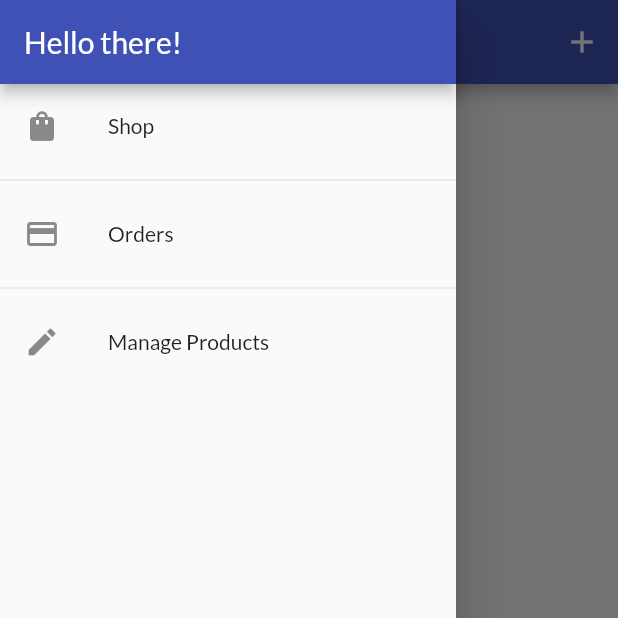
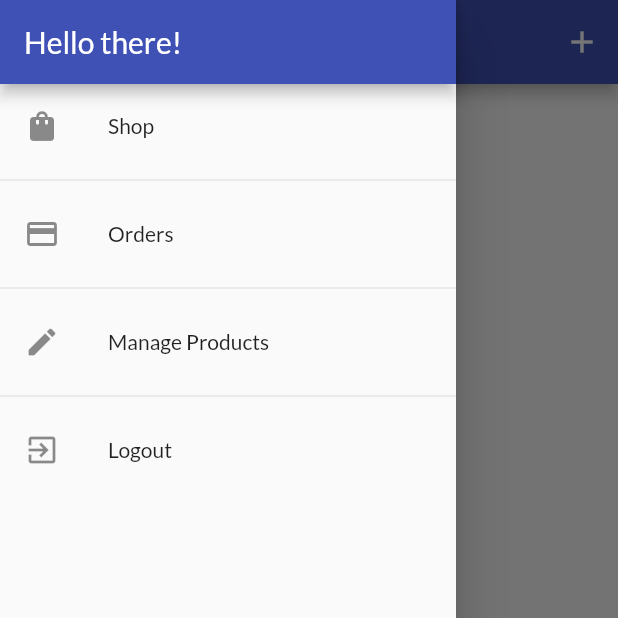
Before and after one commit to abubakrmuhammad/shop_app, a Flutter app: the UserProductsScreen screen opened by its route, with the side drawer open, on a phone screen of 412 x 824 dp, the top half of it. Run offline on Flutter 3.47's test engine with Material 2 defaults, Android fonts, the phone set to English and light mode, and no system bars; network calls fail.

Commit message:
add logging  out

```diff
--- a/lib/widgets/main_drawer.dart
+++ b/lib/widgets/main_drawer.dart
@@ -1,5 +1,7 @@
 import 'package:flutter/material.dart';
+import 'package:provider/provider.dart';
 
+import '../providers/auth.dart';
 import '../screens/orders_screen.dart';
 import '../screens/user_products_screen.dart';
 
@@ -38,6 +40,16 @@ class MainDrawer extends StatelessWidget {
                 .pushReplacementNamed(UserProductsScreen.routeName);
           },
         ),
+        const Divider(),
+        ListTile(
+          leading: const Icon(Icons.exit_to_app),
+          title: const Text('Logout'),
+          onTap: () {
+            Navigator.of(context).pop();
+
+            Provider.of<Auth>(context, listen: false).logout();
+          },
+        ),
       ]),
     );
   }
```
Also changed, not shown: lib/providers/auth.dart (+8 -0 lines).
